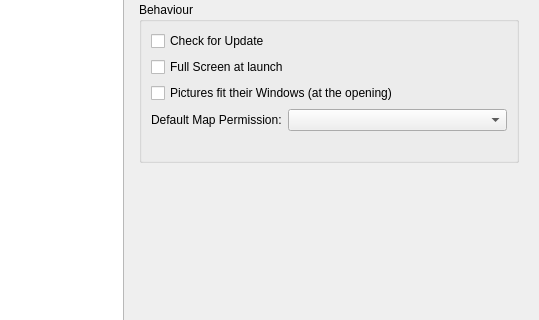
Before: the Qt Designer form src/preferences/preferencesdialogbox.ui in Rolisteam/rolisteam, drawn with Qt 5; both pictures show x 87 to 626 and y 136 to 456 of the 626 by 595 pixel window.
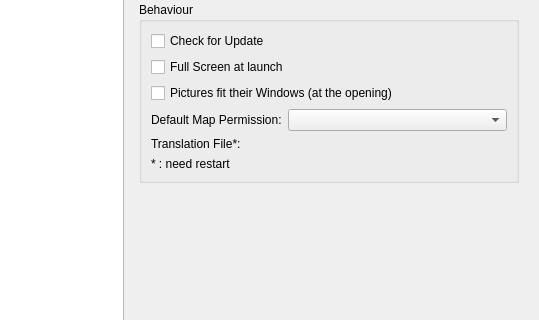
After: the same form once the commit is applied. Icons and pictures are not drawn. Custom widgets are drawn as their Qt base class.

Commit message: add field in preferences to define path to translation

Patch:
```diff
--- a/src/preferences/preferencesdialogbox.ui
+++ b/src/preferences/preferencesdialogbox.ui
@@ -182,10 +182,24 @@
               </item>
              </layout>
             </item>
+            <item>
+             <layout class="QHBoxLayout" name="horizontalLayout_12">
+              <item>
+               <widget class="QLabel" name="label_17">
+                <property name="text">
+                 <string>Translation File*:</string>
+                </property>
+               </widget>
+              </item>
+              <item>
+               <widget class="FileDirChooser" name="m_translationFileEdit" native="true"/>
+              </item>
+             </layout>
+            </item>
             <item>
              <widget class="QLabel" name="label_9">
               <property name="text">
-               <string/>
+               <string>* : need restart</string>
               </property>
              </widget>
             </item>
```
The commit also changes 1 other file.
